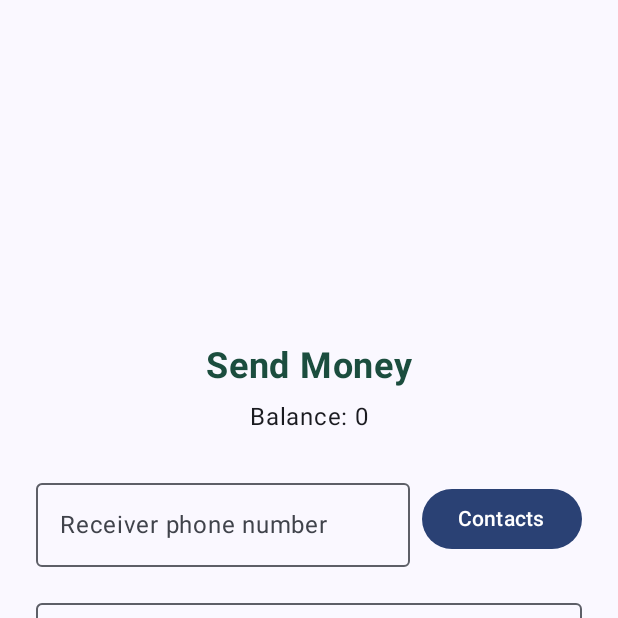
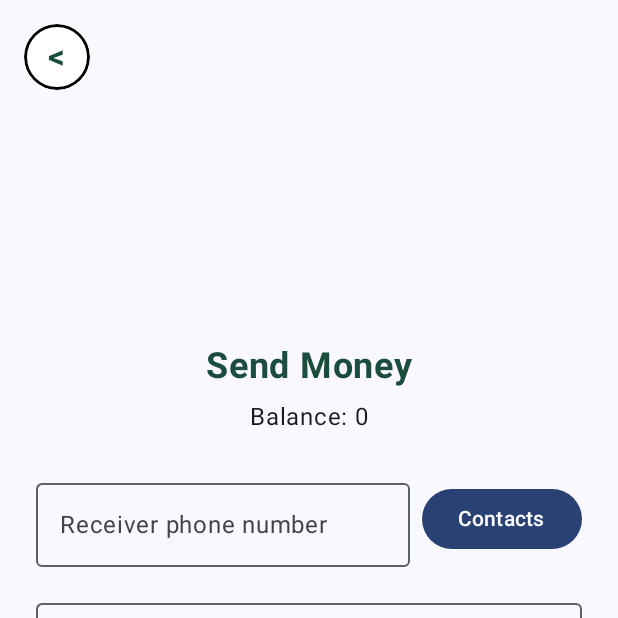
Before and after one commit to JoeRagheb29/Mobile_Computing_Project, an Android app built with Jetpack Compose: the SendMoneyActivity screen opened directly, with no data from a screen before it, on a phone screen of 412 x 824 dp, the top half of it. Run offline under Robolectric (Android 15) with nearby library versions, the phone set to English and light mode, and no system bars; our stand-ins replace Room's generated code; 1 statement that could not run was skipped.

Commit message:
Update: added back button to the SendMoney Screen

```diff
--- a/app/build.gradle.kts
+++ b/app/build.gradle.kts
@@ -2,7 +2,7 @@ plugins {
     alias(libs.plugins.android.application)
     alias(libs.plugins.kotlin.compose)
     id("com.google.devtools.ksp") version "2.3.8"
-    id("com.google.gms.google-services")
+ //   id("com.google.gms.google-services")
 }
 
 android {
@@ -57,6 +57,6 @@ dependencies {
     implementation("androidx.room:room-runtime:2.8.4")
     ksp("androidx.room:room-compiler:2.8.4")
     implementation("androidx.room:room-ktx:2.8.4")
-    implementation(platform("com.google.firebase:firebase-bom:35.2.0"))
-    implementation("com.google.firebase:firebase-analytics")
+  //  implementation(platform("com.google.firebase:firebase-bom:35.2.0"))
+  //  implementation("com.google.firebase:firebase-analytics")
 }
--- a/app/src/main/java/com/example/mobile_computing_project/SendMoneyActivity.kt
+++ b/app/src/main/java/com/example/mobile_computing_project/SendMoneyActivity.kt
@@ -82,7 +82,8 @@ class SendMoneyActivity : ComponentActivity() {
                         },
                         modifier = Modifier.padding(innerPadding),
                         pickedPhone = pickedPhone,
-                        clearTrigger = clearTrigger
+                        clearTrigger = clearTrigger,
+                        onBackClick = { finish() }
                     )
                 }
             }
--- a/app/src/main/java/com/example/mobile_computing_project/ui/SendMoneyScreen.kt
+++ b/app/src/main/java/com/example/mobile_computing_project/ui/SendMoneyScreen.kt
@@ -1,6 +1,10 @@
 package com.example.mobile_computing_project
 
+import androidx.compose.foundation.background
+import androidx.compose.foundation.border
+import androidx.compose.foundation.clickable
 import androidx.compose.foundation.layout.Arrangement
+import androidx.compose.foundation.layout.Box
 import androidx.compose.foundation.layout.Column
 import androidx.compose.foundation.layout.Row
 import androidx.compose.foundation.layout.Spacer
@@ -8,7 +12,9 @@ import androidx.compose.foundation.layout.fillMaxSize
 import androidx.compose.foundation.layout.fillMaxWidth
 import androidx.compose.foundation.layout.height
 import androidx.compose.foundation.layout.padding
+import androidx.compose.foundation.layout.size
 import androidx.compose.foundation.layout.width
+import androidx.compose.foundation.shape.CircleShape
 import androidx.compose.foundation.text.KeyboardOptions
 import androidx.compose.material3.Button
 import androidx.compose.material3.OutlinedTextField
@@ -22,6 +28,8 @@ import androidx.compose.runtime.remember
 import androidx.compose.runtime.setValue
 import androidx.compose.ui.Alignment
 import androidx.compose.ui.Modifier
+import androidx.compose.ui.draw.clip
+import androidx.compose.ui.graphics.Color
 import androidx.compose.ui.text.font.FontWeight
 import androidx.compose.ui.text.input.KeyboardType
 import androidx.compose.ui.tooling.preview.Preview
@@ -37,7 +45,8 @@ fun SendMoneyScreen(
     onSendClick: (String, String, String) -> Unit,
     modifier: Modifier = Modifier,
     pickedPhone: String = "",
-    clearTrigger: Int = 0
+    clearTrigger: Int = 0,
+    onBackClick: () -> Unit = {}
 ) {
     var phone by remember { mutableStateOf("") }
     var amount by remember { mutableStateOf("") }
@@ -56,8 +65,30 @@ fun SendMoneyScreen(
         }
     }
 
+    Box(modifier = modifier.fillMaxSize()) {
+
+        // Circle back button, top left: white inside, black outline
+        Box(
+            modifier = Modifier
+                .align(Alignment.TopStart)
+                .padding(16.dp)
+                .size(44.dp)
+                .clip(CircleShape)
+                .background(Color.White)
+                .border(1.5.dp, Color.Black, CircleShape)
+                .clickable(onClick = onBackClick),
+            contentAlignment = Alignment.Center
+        ) {
+            Text(
+                text = "<",
+                color = Daf3aPrimary,
+                fontSize = 22.sp,
+                fontWeight = FontWeight.Bold
+            )
+        }
+
         Column(
-        modifier = modifier
+            modifier = Modifier
                 .fillMaxSize()
                 .padding(24.dp),
             horizontalAlignment = Alignment.CenterHorizontally,
@@ -125,6 +156,7 @@ fun SendMoneyScreen(
             }
         }
     }
+}
 
 @Preview(showBackground = true)
 @Composable
```
Also changed, not shown: app/src/main/AndroidManifest.xml (+8 -0 lines). Lines whose indentation alone changed are shown as unchanged.
